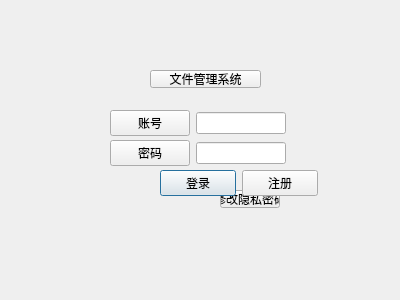
Before: the Qt Designer form logindialog.ui in enenene1223/FileManager, drawn with Qt 5.
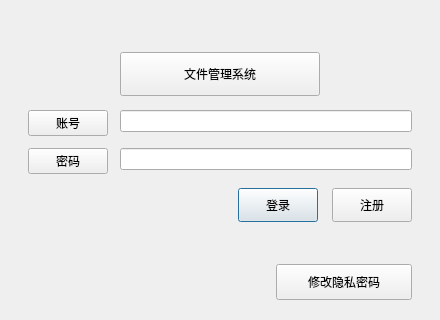
After: the same form once the commit is applied.

What changed in the file:
```diff
--- a/logindialog.ui
+++ b/logindialog.ui
@@ -2,120 +2,43 @@
 <ui version="4.0">
  <class>LoginDialog</class>
  <widget class="QDialog" name="LoginDialog">
-  <property name="geometry">
-   <rect>
-    <x>0</x>
-    <y>0</y>
-    <width>400</width>
-    <height>300</height>
-   </rect>
-  </property>
-  <property name="windowTitle">
-   <string>Dialog</string>
-  </property>
-  <widget class="QPushButton" name="btn_filemanage">
-   <property name="geometry">
-    <rect>
-     <x>150</x>
-     <y>70</y>
-     <width>111</width>
-     <height>18</height>
-    </rect>
-   </property>
-   <property name="text">
-    <string>文件管理系统</string>
-   </property>
-  </widget>
-  <widget class="QPushButton" name="btn_modify_privacy">
-   <property name="geometry">
-    <rect>
-     <x>220</x>
-     <y>190</y>
-     <width>60</width>
-     <height>18</height>
-    </rect>
-   </property>
-   <property name="text">
-    <string>修改隐私密码</string>
-   </property>
-  </widget>
-  <widget class="QWidget" name="layoutWidget">
-   <property name="geometry">
-    <rect>
-     <x>110</x>
-     <y>140</y>
-     <width>176</width>
-     <height>26</height>
-    </rect>
-   </property>
-   <layout class="QHBoxLayout" name="horizontalLayout_2">
-    <item>
-     <widget class="QPushButton" name="btn_password">
-      <property name="text">
-       <string>密码</string>
-      </property>
-     </widget>
-    </item>
-    <item>
-     <widget class="QLineEdit" name="lineEdit_pass">
-      <property name="echoMode">
-       <enum>QLineEdit::EchoMode::Password</enum>
-      </property>
-     </widget>
-    </item>
-   </layout>
-  </widget>
-  <widget class="QWidget" name="layoutWidget">
-   <property name="geometry">
-    <rect>
-     <x>110</x>
-     <y>110</y>
-     <width>176</width>
-     <height>26</height>
-    </rect>
-   </property>
-   <layout class="QHBoxLayout" name="horizontalLayout">
-    <item>
-     <widget class="QPushButton" name="btn_account">
-      <property name="text">
-       <string>账号</string>
-      </property>
-     </widget>
-    </item>
-    <item>
-     <widget class="QLineEdit" name="lineEdit_user"/>
-    </item>
-   </layout>
-  </widget>
-  <widget class="QWidget" name="layoutWidget">
-   <property name="geometry">
-    <rect>
-     <x>160</x>
-     <y>170</y>
-     <width>158</width>
-     <height>26</height>
-    </rect>
-   </property>
-   <layout class="QHBoxLayout" name="horizontalLayout_3">
-    <item>
-     <widget class="QPushButton" name="btn_login">
-      <property name="text">
-       <string>登录</string>
-      </property>
-      <property name="default">
-       <bool>true</bool>
-      </property>
-     </widget>
-    </item>
-    <item>
-     <widget class="QPushButton" name="btn_register">
-      <property name="text">
-       <string>注册</string>
-      </property>
-     </widget>
-    </item>
-   </layout>
-  </widget>
+  <property name="geometry"><rect><x>0</x><y>0</y><width>440</width><height>320</height></rect></property>
+  <property name="minimumSize"><size><width>400</width><height>300</height></size></property>
+  <property name="windowTitle"><string>文件管理系统</string></property>
+  <layout class="QVBoxLayout" name="loginLayout">
+   <property name="leftMargin"><number>28</number></property>
+   <property name="topMargin"><number>24</number></property>
+   <property name="rightMargin"><number>28</number></property>
+   <property name="bottomMargin"><number>20</number></property>
+   <property name="spacing"><number>14</number></property>
+   <item><spacer name="topSpacer"><property name="orientation"><enum>Qt::Vertical</enum></property><property name="sizeHint" stdset="0"><size><width>20</width><height>12</height></size></property></spacer></item>
+   <item alignment="Qt::AlignHCenter">
+    <widget class="QPushButton" name="btn_filemanage">
+     <property name="minimumSize"><size><width>200</width><height>44</height></size></property>
+     <property name="text"><string>文件管理系统</string></property>
+     <property name="focusPolicy"><enum>Qt::NoFocus</enum></property>
+    </widget>
+   </item>
+   <item>
+    <layout class="QFormLayout" name="credentialsLayout">
+     <property name="horizontalSpacing"><number>12</number></property>
+     <property name="verticalSpacing"><number>12</number></property>
+     <item row="0" column="0"><widget class="QPushButton" name="btn_account"><property name="text"><string>账号</string></property></widget></item>
+     <item row="0" column="1"><widget class="QLineEdit" name="lineEdit_user"/></item>
+     <item row="1" column="0"><widget class="QPushButton" name="btn_password"><property name="text"><string>密码</string></property></widget></item>
+     <item row="1" column="1"><widget class="QLineEdit" name="lineEdit_pass"><property name="echoMode"><enum>QLineEdit::Password</enum></property></widget></item>
+    </layout>
+   </item>
+   <item>
+    <layout class="QHBoxLayout" name="actionsLayout">
+     <item><spacer name="actionsSpacer"><property name="orientation"><enum>Qt::Horizontal</enum></property><property name="sizeHint" stdset="0"><size><width>40</width><height>20</height></size></property></spacer></item>
+     <item><widget class="QPushButton" name="btn_login"><property name="minimumSize"><size><width>80</width><height>34</height></size></property><property name="text"><string>登录</string></property><property name="default"><bool>true</bool></property></widget></item>
+     <item><widget class="QPushButton" name="btn_register"><property name="minimumSize"><size><width>80</width><height>34</height></size></property><property name="text"><string>注册</string></property></widget></item>
+    </layout>
+   </item>
+   <item><spacer name="bottomSpacer"><property name="orientation"><enum>Qt::Vertical</enum></property><property name="sizeHint" stdset="0"><size><width>20</width><height>12</height></size></property></spacer></item>
+   <item alignment="Qt::AlignRight"><widget class="QPushButton" name="btn_modify_privacy"><property name="minimumSize"><size><width>136</width><height>36</height></size></property><property name="text"><string>修改隐私密码</string></property></widget></item>
+  </layout>
  </widget>
  <resources/>
  <connections/>
```
Left out of the diff: 1 changed line with no effect on the pictures.
